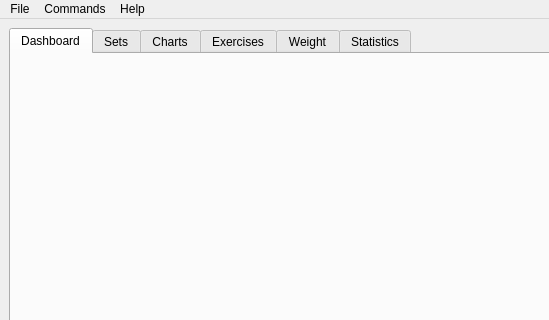
Before: the Qt Designer form src/harrix_swiss_knife/apps/fitness/window.ui in Harrix/harrix-swiss-knife, drawn with Qt 5; both pictures show x 0 to 549 and y 0 to 320 of the 1392 by 641 pixel window.
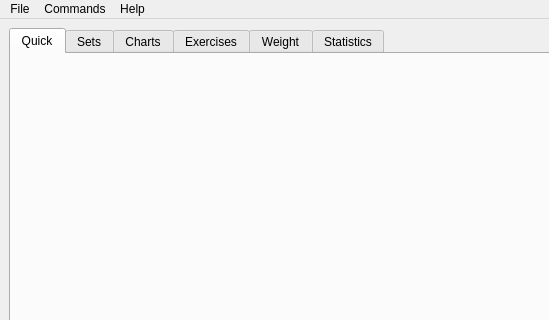
After: the same form once the commit is applied.

Commit message: ➕ Add Quick-tab startup checkbox for Finance, Food, and Fitness

What changed in the file:
```diff
--- a/src/harrix_swiss_knife/apps/fitness/window.ui
+++ b/src/harrix_swiss_knife/apps/fitness/window.ui
@@ -22,7 +22,7 @@
       </property>
       <widget class="QWidget" name="tab_fitness_dashboard">
        <attribute name="title">
-        <string>Dashboard</string>
+        <string>Quick</string>
        </attribute>
        <layout class="QVBoxLayout" name="verticalLayout_fitness_dashboard"/>
       </widget>
```
The commit also changes 24 other files.
